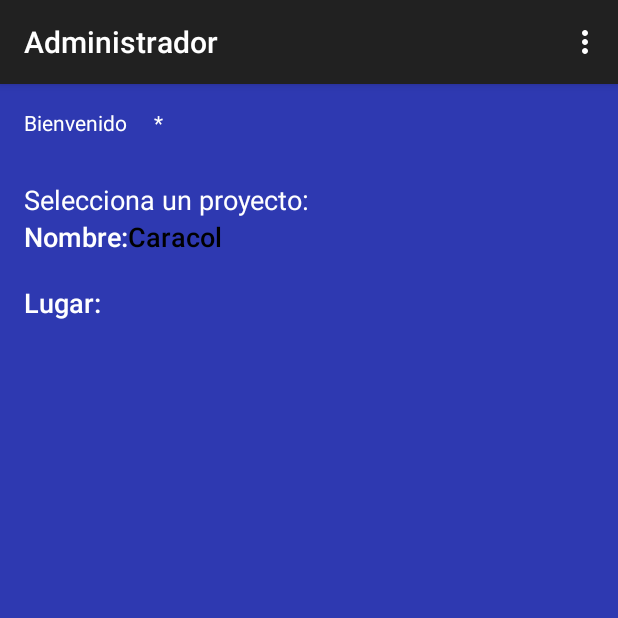
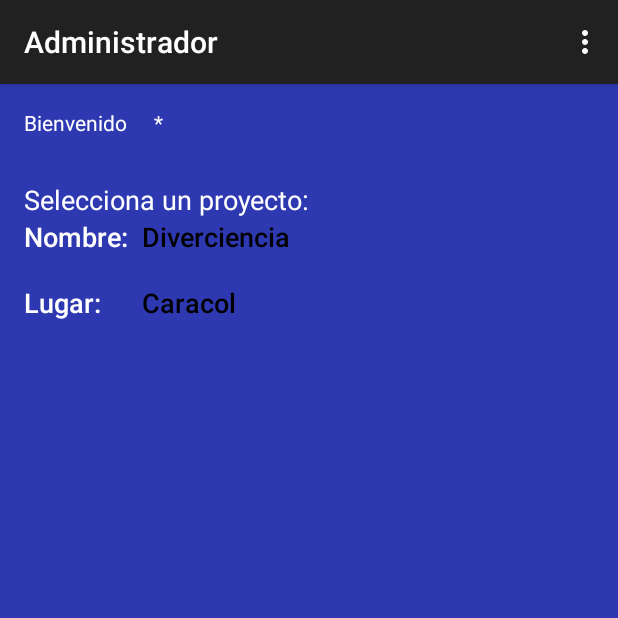
Before and after one commit to Jaguz/ProyectoMoviles, an Android app: the Administrador screen opened directly, with no data from a screen before it, on a phone screen of 412 x 824 dp, the top half of it. Run offline under Robolectric (Android 15) with nearby library versions, the phone set to English and light mode, and no system bars.

Commit message:
minor changes to layout + image

```diff
--- a/app/src/main/java/itesm/mx/proyectomoviles/ListViewAdapter.java
+++ b/app/src/main/java/itesm/mx/proyectomoviles/ListViewAdapter.java
@@ -36,7 +36,7 @@ public class ListViewAdapter extends ArrayAdapter<Proyecto> {
             row = inflater.inflate(layoutResourceId, parent, false);
         }
         TextView nombre = (TextView) row.findViewById(R.id.nombreTV);
-        TextView lugar = (TextView) row.findViewById(R.id.nombreTV);
+        TextView lugar = (TextView) row.findViewById(R.id.lugarTV);
 
         Proyecto proyecto = proyectoList.get(position);
         nombre.setText(proyecto.getNombre());
--- a/app/src/main/res/layout/row.xml
+++ b/app/src/main/res/layout/row.xml
@@ -1,13 +1,14 @@
 <?xml version="1.0" encoding="utf-8"?>
 <RelativeLayout xmlns:android="http://schemas.android.com/apk/res/android"
     android:layout_width="match_parent" android:layout_height="match_parent"
-    android:background="#2E39B1">
+    android:background="#2E39B1"
+    android:id="@+id/rowid">
 
     <TextView
         android:layout_width="wrap_content"
         android:layout_height="wrap_content"
         android:textAppearance="?android:attr/textAppearanceMedium"
-        android:text="Nombre:"
+        android:text="Nombre:  "
         android:id="@+id/textView3"
         android:layout_alignParentTop="true"
         android:layout_alignParentStart="true"
@@ -38,7 +39,7 @@
         android:layout_height="wrap_content"
         android:textAppearance="?android:attr/textAppearanceMedium"
         android:id="@+id/nombreTV"
-        android:layout_alignBottom="@+id/textView3"
-        android:layout_toEndOf="@+id/lugarTV" />
+        android:layout_alignParentTop="true"
+        android:layout_toEndOf="@+id/textView3" />
 
 </RelativeLayout>
```
Also changed, not shown: app/src/main/res/drawable/sentido_humano.png, 1 other file.
